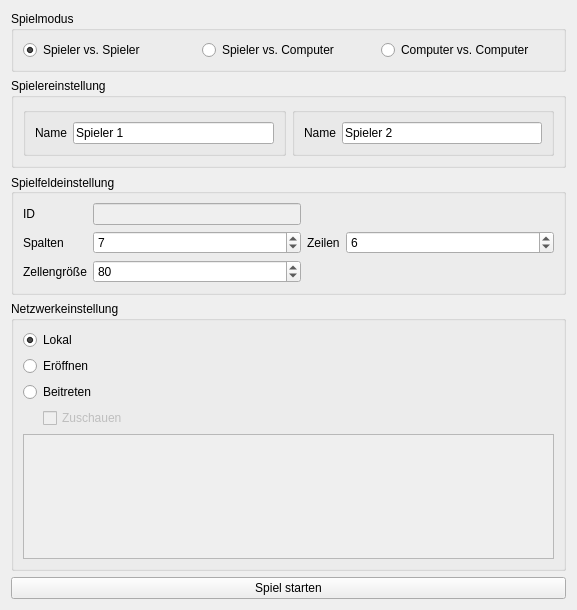
The window that form/settings.ui (kkalicki/4WIN) describes before a commit, drawn with Qt 5.
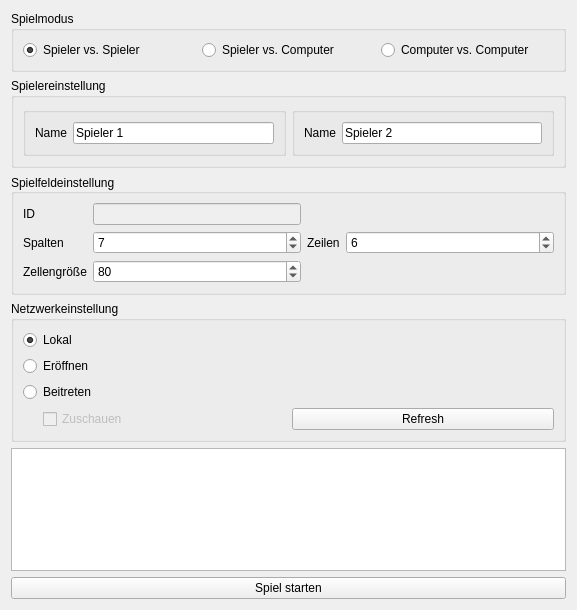
The same window after the commit.

Commit message: anfrage HELLO mit GUI SettingsFrom verknuepft --> gaaaaannnz dringen ueberarbeiten

```diff
--- a/form/settings.ui
+++ b/form/settings.ui
@@ -244,20 +244,6 @@
         </item>
        </layout>
       </item>
-      <item row="6" column="0">
-       <widget class="QListView" name="lvgames">
-        <property name="enabled">
-         <bool>false</bool>
-        </property>
-       </widget>
-      </item>
-      <item row="1" column="0">
-       <widget class="QRadioButton" name="rbopen">
-        <property name="text">
-         <string>Eröffnen</string>
-        </property>
-       </widget>
-      </item>
       <item row="0" column="0">
        <widget class="QRadioButton" name="rblocal">
         <property name="text">
@@ -275,9 +261,26 @@
         </property>
        </widget>
       </item>
+      <item row="1" column="0">
+       <widget class="QRadioButton" name="rbopen">
+        <property name="text">
+         <string>Eröffnen</string>
+        </property>
+       </widget>
+      </item>
+      <item row="3" column="1">
+       <widget class="QPushButton" name="pbrefreshs">
+        <property name="text">
+         <string>Refresh</string>
+        </property>
+       </widget>
+      </item>
      </layout>
     </widget>
    </item>
+   <item>
+    <widget class="QListWidget" name="lvgames"/>
+   </item>
    <item>
     <widget class="QPushButton" name="btnstart">
      <property name="enabled">
```
The commit also changes 8 other files.
